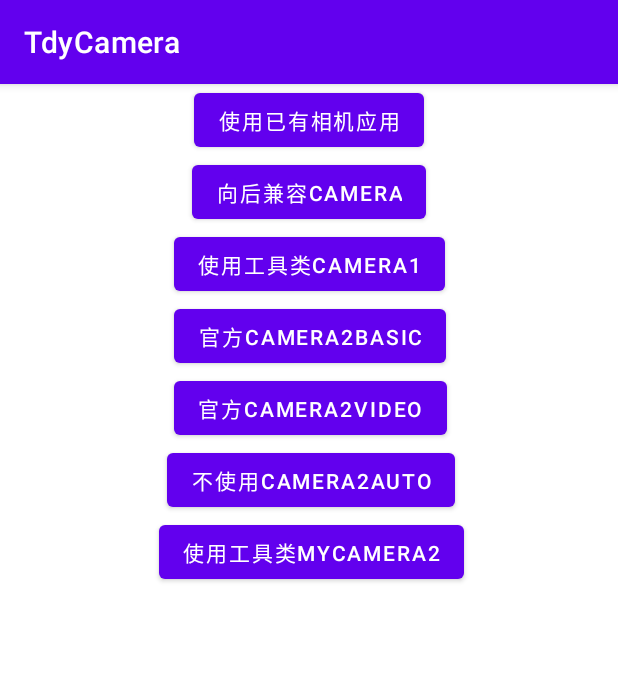
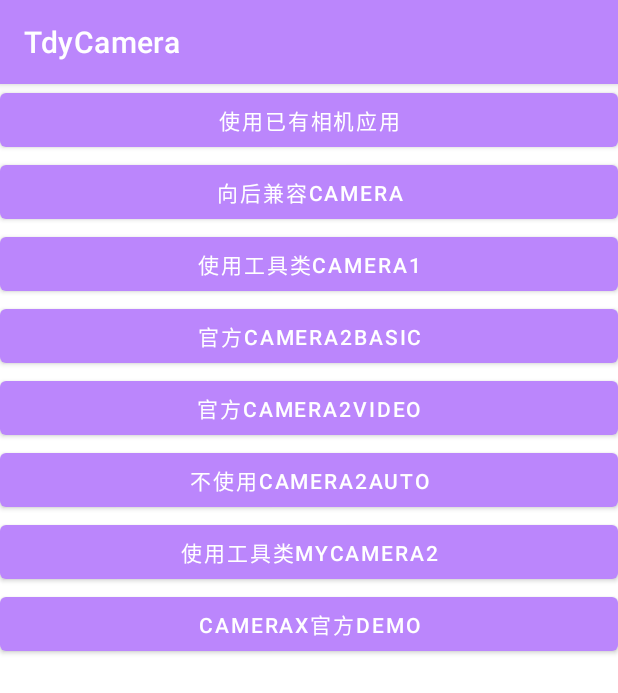
Before and after one commit to tangdanyu/TdyCamera, an Android app: the screen it shows after launch (MainActivity), on a phone screen of 412 x 824 dp. Shown: the top 693 px of the screen. Run offline under Robolectric (Android 15) with nearby library versions, the phone set to English and light mode, and no system bars.

Commit message:
add camerax

```diff
--- a/app/src/main/AndroidManifest.xml
+++ b/app/src/main/AndroidManifest.xml
@@ -17,8 +17,10 @@
         android:supportsRtl="true"
         android:theme="@style/Theme.TdyCamera">
         <activity
-            android:name=".mycamera.camerax.CmeraxActivity"
-            android:exported="true" />
+            android:name=".mycamera.camerax.CameraXBasicActivity"
+            android:exported="true"
+            android:screenOrientation="portrait"
+            android:theme="@style/fullScreen" />
         <activity
             android:name=".mycamera.camera1.Camera1Activity"
             android:exported="true"
--- a/app/src/main/java/com/example/tdycamera/MainActivity.java
+++ b/app/src/main/java/com/example/tdycamera/MainActivity.java
@@ -18,7 +18,9 @@ import com.example.tdycamera.apicamera.CameraApiActivity;
 import com.example.tdycamera.mycamera.camera1.Camera1Activity;
 import com.example.tdycamera.mycamera.camera2.AutoCamera2Activity;
 import com.example.tdycamera.mycamera.camera2.Camera2Activity;
+import com.example.tdycamera.mycamera.camera2.basic.Camera2BasicActivity;
 import com.example.tdycamera.mycamera.camera2.video.Camera2VideoActivity;
+import com.example.tdycamera.mycamera.camerax.CameraXBasicActivity;
 import com.example.tdycamera.phonecamera.PhoneCameraActivity;
 
 import java.util.ArrayList;
@@ -34,6 +36,7 @@ public class MainActivity extends AppCompatActivity  implements View.OnClickList
     private Button btnCamera2Auto;
     private Button btnCamera2Video;
     private Button btnCamera2Basic;
+    private Button btnCameraxDemo;
 
 
     private int REQUEST_CAMERA_PERMISSION = 100;
@@ -56,6 +59,7 @@ public class MainActivity extends AppCompatActivity  implements View.OnClickList
         btnCamera2Video = findViewById(R.id.btn_camera2_video);
         btnCamera2Auto = findViewById(R.id.btn_camera2_auto);
         btnCamera2Basic = findViewById(R.id.btn_camera2_basic);
+        btnCameraxDemo = findViewById(R.id.btn_camerax_demo);
     }
     private void initListener(){
         btnPhoneCamera.setOnClickListener(this);
@@ -65,6 +69,7 @@ public class MainActivity extends AppCompatActivity  implements View.OnClickList
         btnCamera2Video.setOnClickListener(this);
         btnCamera2Auto.setOnClickListener(this);
         btnCamera2Basic.setOnClickListener(this);
+        btnCameraxDemo.setOnClickListener(this);
     }
 
     @Override
@@ -89,7 +94,10 @@ public class MainActivity extends AppCompatActivity  implements View.OnClickList
                 startActivity(new Intent(this, AutoCamera2Activity.class));
                 break;
             case R.id.btn_camera2_basic:
-                startActivity(new Intent(this, AutoCamera2Activity.class));
+                startActivity(new Intent(this, Camera2BasicActivity.class));
+                break;
+            case R.id.btn_camerax_demo:
+                startActivity(new Intent(this, CameraXBasicActivity.class));
                 break;
         }
     }
--- a/app/src/main/res/layout/activity_main.xml
+++ b/app/src/main/res/layout/activity_main.xml
@@ -11,7 +11,7 @@
 
         <Button
             android:id="@+id/btn_phoneCamera"
-            android:layout_width="wrap_content"
+            android:layout_width="match_parent"
             android:layout_height="wrap_content"
             android:text="使用已有相机应用"
             app:layout_constraintEnd_toEndOf="parent"
@@ -20,7 +20,7 @@
             app:layout_constraintTop_toTopOf="parent" />
         <Button
             android:id="@+id/btn_camera_api"
-            android:layout_width="wrap_content"
+            android:layout_width="match_parent"
             android:layout_height="wrap_content"
             android:text="向后兼容camera"
             app:layout_constraintEnd_toEndOf="@+id/btn_phoneCamera"
@@ -28,7 +28,7 @@
             app:layout_constraintTop_toBottomOf="@+id/btn_phoneCamera" />
         <Button
             android:id="@+id/btn_camera1"
-            android:layout_width="wrap_content"
+            android:layout_width="match_parent"
             android:layout_height="wrap_content"
             android:text="使用工具类camera1"
             app:layout_constraintEnd_toEndOf="@+id/btn_camera_api"
@@ -36,7 +36,7 @@
             app:layout_constraintTop_toBottomOf="@+id/btn_camera_api" />
         <Button
             android:id="@+id/btn_camera2_basic"
-            android:layout_width="wrap_content"
+            android:layout_width="match_parent"
             android:layout_height="wrap_content"
             android:text="官方camera2basic"
             app:layout_constraintEnd_toEndOf="@+id/btn_camera1"
@@ -44,7 +44,7 @@
             app:layout_constraintTop_toBottomOf="@+id/btn_camera1" />
         <Button
             android:id="@+id/btn_camera2_video"
-            android:layout_width="wrap_content"
+            android:layout_width="match_parent"
             android:layout_height="wrap_content"
             android:text="官方camera2video"
             app:layout_constraintEnd_toEndOf="@+id/btn_camera2_basic"
@@ -52,7 +52,7 @@
             app:layout_constraintTop_toBottomOf="@+id/btn_camera2_basic" />
         <Button
             android:id="@+id/btn_camera2_auto"
-            android:layout_width="wrap_content"
+            android:layout_width="match_parent"
             android:layout_height="wrap_content"
             android:text="不使用camera2auto"
             app:layout_constraintEnd_toEndOf="@+id/btn_camera2_video"
@@ -61,12 +61,21 @@
 
         <Button
             android:id="@+id/btn_camera2"
-            android:layout_width="wrap_content"
+            android:layout_width="match_parent"
             android:layout_height="wrap_content"
             android:text="使用工具类myCamera2"
             app:layout_constraintEnd_toEndOf="@+id/btn_camera2_auto"
             app:layout_constraintStart_toStartOf="@+id/btn_camera2_auto"
             app:layout_constraintTop_toBottomOf="@+id/btn_camera2_auto" />
+        <Button
+            android:id="@+id/btn_camerax_demo"
+            android:layout_width="match_parent"
+            android:layout_height="wrap_content"
+            android:text="camerax官方demo"
+            app:layout_constraintEnd_toEndOf="@+id/btn_camera2"
+            app:layout_constraintStart_toStartOf="@+id/btn_camera2"
+            app:layout_constraintTop_toBottomOf="@+id/btn_camera2" />
+
 
     </androidx.constraintlayout.widget.ConstraintLayout>
 </ScrollView>
--- a/app/src/main/res/values/themes.xml
+++ b/app/src/main/res/values/themes.xml
@@ -2,8 +2,8 @@
     <!-- Base application theme. -->
     <style name="Theme.TdyCamera" parent="Theme.MaterialComponents.DayNight.DarkActionBar">
         <!-- Primary brand color. -->
-        <item name="colorPrimary">@color/purple_500</item>
-        <item name="colorPrimaryVariant">@color/purple_700</item>
+        <item name="colorPrimary">@color/purple_200</item>
+        <item name="colorPrimaryVariant">@color/purple_200</item>
         <item name="colorOnPrimary">@color/white</item>
         <!-- Secondary brand color. -->
         <item name="colorSecondary">@color/teal_200</item>
```
Also changed, not shown: app/build.gradle (+29 -1 lines), app/src/main/java/com/example/tdycamera/mycamera/camerax/CameraXBasicActivity.java (added, +181 -0 lines), app/src/main/java/com/example/tdycamera/mycamera/camerax/CameraXHelper.java (+106 -0 lines), app/src/main/java/com/example/tdycamera/mycamera/camerax/CmeraxActivity.java (deleted, +0 -16 lines), app/src/main/res/layout/activity_camerax.xml (added, +17 -0 lines), app/src/main/res/layout/activity_cmerax.xml (deleted, +0 -9 lines).
